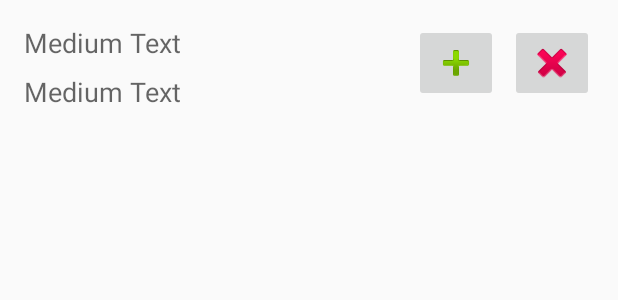
After one commit to avaschuk/messager, an Android app: the layout request_list_view.xml on its own in the app's theme, with its tools: preview values and no code run, on a phone screen of 412 x 824 dp. The commit adds this screen. Shown: the top 300 px of the screen. Run offline under Robolectric (Android 15) with nearby library versions, the phone set to English and light mode, and no system bars.

Commit message:
Added request fragment, added approve, decline request

```diff
--- a/app/src/main/java/com/andrei/messager/ui/contact/AddContact.java
+++ b/app/src/main/java/com/andrei/messager/ui/contact/AddContact.java
@@ -147,6 +147,6 @@ public class AddContact extends AppCompatActivity {
 
     private void blockButtonAddContact() {
         addContactButton.setEnabled(false);
-        addContactButton.setText("Request created");
+        addContactButton.setText("RequestEntity created");
     }
 }
--- /dev/null
+++ b/app/src/main/res/layout/request_list_view.xml
@@ -0,0 +1,47 @@
+<?xml version="1.0" encoding="utf-8"?>
+<android.support.constraint.ConstraintLayout xmlns:android="http://schemas.android.com/apk/res/android"
+    xmlns:app="http://schemas.android.com/apk/res-auto"
+    xmlns:tools="http://schemas.android.com/tools"
+    android:layout_width="match_parent"
+    android:padding="16dp"
+    android:layout_height="match_parent"
+    android:orientation="vertical">
+
+    <TextView
+        android:id="@+id/username_text_view"
+        android:layout_width="wrap_content"
+        android:layout_height="wrap_content"
+        android:text="Medium Text"
+        android:textAppearance="?android:attr/textAppearanceMedium"
+        app:layout_constraintStart_toStartOf="parent"
+        app:layout_constraintTop_toTopOf="parent" />
+
+    <TextView
+        android:id="@+id/email_text_view"
+        android:layout_width="wrap_content"
+        android:layout_height="wrap_content"
+        android:layout_marginTop="8dp"
+        android:text="Medium Text"
+        android:textAppearance="?android:attr/textAppearanceMedium"
+        app:layout_constraintStart_toStartOf="@+id/username_text_view"
+        app:layout_constraintTop_toBottomOf="@+id/username_text_view" />
+
+    <ImageButton
+        android:id="@+id/approve_button"
+        android:layout_width="wrap_content"
+        android:layout_height="wrap_content"
+        android:layout_marginEnd="8dp"
+        android:src="@android:drawable/ic_input_add"
+        app:layout_constraintEnd_toStartOf="@+id/decline_button"
+        app:layout_constraintTop_toTopOf="@+id/decline_button" />
+
+
+    <ImageButton
+        android:id="@+id/decline_button"
+        android:layout_width="wrap_content"
+        android:layout_height="wrap_content"
+        android:src="@android:drawable/ic_delete"
+        app:layout_constraintEnd_toEndOf="parent"
+        app:layout_constraintTop_toTopOf="parent" />
+
+</android.support.constraint.ConstraintLayout>
```
Also changed, not shown: app/src/main/java/com/andrei/messager/model/RequestEntity.java (added, +32 -0 lines), app/src/main/java/com/andrei/messager/ui/requests/IUpdateListView.java (added, +9 -0 lines), app/src/main/java/com/andrei/messager/ui/requests/MyAdapter.java (added, +158 -0 lines), app/src/main/java/com/andrei/messager/ui/requests/RequestsFragment.java (+61 -5 lines), app/src/main/res/layout/fragment_requests.xml (+4 -4 lines).
